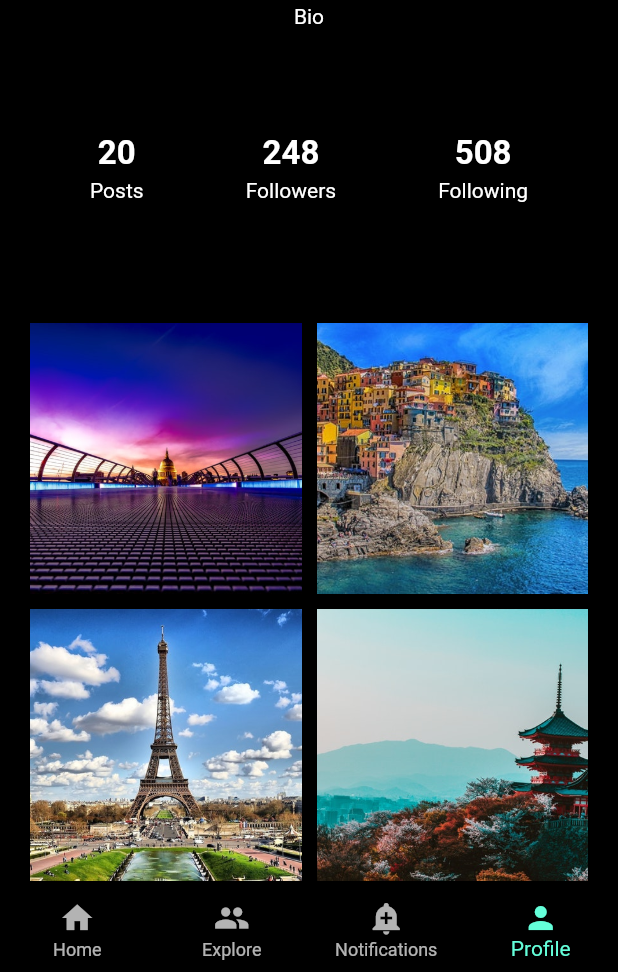
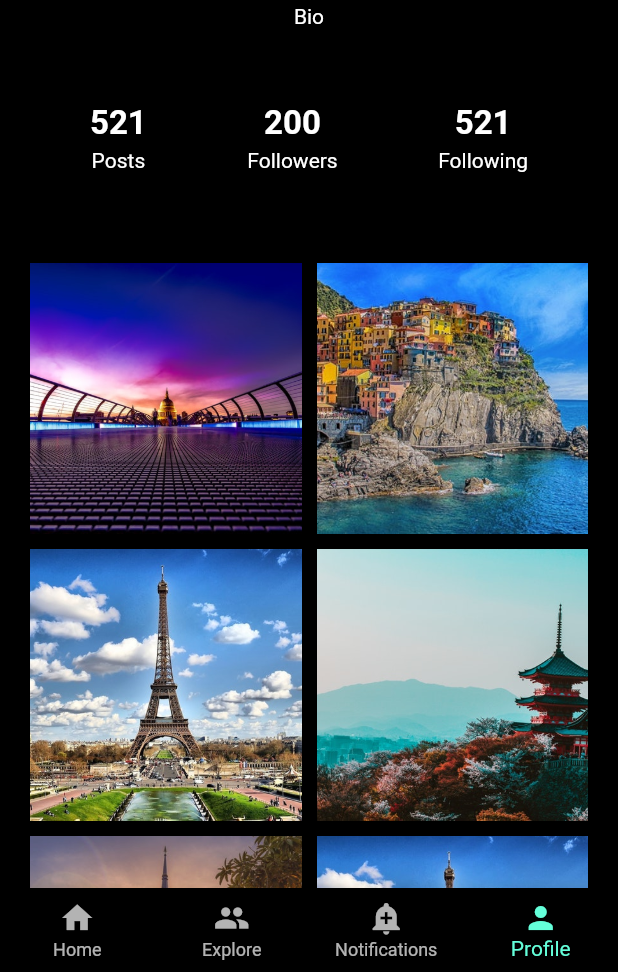
Before and after one commit to mufayed/flutter_reusable_widgets, a Flutter app: the screen it shows after launch, swiped to page 4, on a phone screen of 412 x 824 dp, the part 264-1236 px from its top. Run offline on Flutter 3.47's test engine with Material 2 defaults, Android fonts, the phone set to English and light mode, and no system bars.

Commit message:
Creating reusable styles

```diff
--- a/lib/custom_widgets/list_item/notification_item.dart
+++ b/lib/custom_widgets/list_item/notification_item.dart
@@ -1,4 +1,5 @@
 import 'package:flutter/material.dart';
+import 'package:flutter_reusable_widgets/utill/const.dart';
 
 class NotificationItem extends StatefulWidget {
   final Map notif;
@@ -25,12 +26,10 @@ class _NotificationItemState extends State<NotificationItem> {
         title: Text(widget.notif['body']),
         trailing: Text(
           widget.notif['time'],
-          style: const TextStyle(
-            fontWeight: FontWeight.w300,
-            fontSize: 11,
-          ),
+          style: Const.midTextStyle
         ),
-        onTap: () {},
+        onTap: () {
+        },
       ),
     );
   }
--- a/lib/custom_widgets/list_item/user_item.dart
+++ b/lib/custom_widgets/list_item/user_item.dart
@@ -1,5 +1,5 @@
 import 'package:flutter/material.dart';
-
+import 'package:flutter_reusable_widgets/utill/const.dart';
 
 class UserItem extends StatefulWidget {
   final Map user;
@@ -26,12 +26,7 @@ class _UserItemState extends State<UserItem> {
           title: Text(widget.user['name']),
           subtitle: Text(widget.user['status']),
           trailing: TextButton(
-            child: const Text(
-              "Follow",
-              style: TextStyle(
-                color: Colors.white,
-              ),
-            ),
+            child: Text("Follow", style: Const.followBtnStyle),
             onPressed: () {},
           ),
         ),
--- a/lib/custom_widgets/profile_header.dart
+++ /dev/null
@@ -1,36 +0,0 @@
-import 'package:flutter/material.dart';
-import 'dart:math';
-
-class ProfileImagesList extends StatefulWidget {
-  const ProfileImagesList({Key? key}) : super(key: key);
-  @override
-  _ProfileImagesListState createState() => _ProfileImagesListState();
-}
-
-class _ProfileImagesListState extends State<ProfileImagesList> {
-  Random random = Random();
-
-  @override
-  Widget build(BuildContext context) {
-    return GridView.builder(
-      shrinkWrap: true,
-      physics: const NeverScrollableScrollPhysics(),
-      primary: false,
-      padding: const EdgeInsets.all(5),
-      itemCount: 20,
-      gridDelegate: const SliverGridDelegateWithFixedCrossAxisCount(
-        crossAxisCount: 2,
-        childAspectRatio: 200 / 200,
-      ),
-      itemBuilder: (BuildContext context, int index) {
-        return Padding(
-          padding: const EdgeInsets.all(5),
-          child: Image.asset(
-            "assets/land${random.nextInt(5)}.jpg",
-            fit: BoxFit.cover,
-          ),
-        );
-      },
-    );
-  }
-}
--- /dev/null
+++ b/lib/custom_widgets/views/profile_numbers_view.dart
@@ -0,0 +1,38 @@
+import 'package:flutter/material.dart';
+import 'package:flutter_reusable_widgets/utill/const.dart';
+
+class ProfileNumbersView extends StatefulWidget {
+  final String title;
+  final String number;
+  final VoidCallback? onPressed;
+
+  const ProfileNumbersView(
+      {Key? key, required this.title, required this.number, this.onPressed})
+      : super(key: key);
+
+  @override
+  _ProfileNumbersViewState createState() => _ProfileNumbersViewState();
+}
+
+class _ProfileNumbersViewState extends State<ProfileNumbersView> {
+  @override
+  Widget build(BuildContext context) {
+    return GestureDetector(
+      onTap: (){
+        widget.onPressed;
+      },
+      child: Column(
+        children: <Widget>[
+          Text(
+            widget.number,
+            style: Const.titleTextStyle
+          ),
+          const SizedBox(height: 4),
+           Text(
+             widget.title,
+          ),
+        ],
+      ),
+    );
+  }
+}
--- a/lib/pages/find.dart
+++ b/lib/pages/find.dart
@@ -21,7 +21,6 @@ class _FindState extends State<Find> {
               "dp": "assets/img${random.nextInt(4)}.jpg",
               "status": "This is a dummy status",
         });
-
     return Scaffold(body: ListUsers(users: users));
   }
 }
--- a/lib/pages/my_profile.dart
+++ b/lib/pages/my_profile.dart
@@ -1,7 +1,7 @@
-
 import 'package:flutter/material.dart';
-
 import '../custom_widgets/lists/profile_images_list.dart';
+import '../custom_widgets/views/profile_numbers_view.dart';
+import '../utill/const.dart';
 
 class MyProfile extends StatefulWidget {
   const MyProfile({Key? key}) : super(key: key);
@@ -11,8 +11,6 @@ class MyProfile extends StatefulWidget {
 }
 
 class _MyProfileState extends State<MyProfile> {
-
-
   @override
   Widget build(BuildContext context) {
     return Scaffold(
@@ -32,76 +30,40 @@ class _MyProfileState extends State<MyProfile> {
                 radius: 50,
               ),
               const SizedBox(height: 10),
-              const Text(
-                'Lorem Ipsum',
-                style: TextStyle(
-                  fontWeight: FontWeight.bold,
-                  fontSize: 22,
-                ),
-              ),
+              Text('Lorem Ipsum', style: Const.titleTextStyle),
               const SizedBox(height: 3),
               const Text(
                 "Bio",
-                style: TextStyle(),
               ),
-              const SizedBox(height: 20),
               Padding(
                 padding: const EdgeInsets.all(50),
                 child: Row(
                   mainAxisAlignment: MainAxisAlignment.spaceBetween,
                   children: <Widget>[
-                    Column(
-                      children: const <Widget>[
-                        Text(
-                          "20",
-                          style: TextStyle(
-                            fontWeight: FontWeight.bold,
-                            fontSize: 22,
-                          ),
-                        ),
-                        SizedBox(height: 4),
-                        Text(
-                          "Posts",
-                          style: TextStyle(),
-                        ),
-                      ],
+                    ProfileNumbersView(
+                      title: 'Posts',
+                      number: '521',
+                      onPressed: () {
+                        // do whatever you want
+                      },
                     ),
-                    Column(
-                      children: const <Widget>[
-                        Text(
-                          "248",
-                          style: TextStyle(
-                            fontWeight: FontWeight.bold,
-                            fontSize: 22,
-                          ),
-                        ),
-                        SizedBox(height: 4),
-                        Text(
-                          "Followers",
-                          style: TextStyle(),
-                        ),
-                      ],
+                    ProfileNumbersView(
+                      title: 'Followers',
+                      number: '200',
+                      onPressed: () {
+                        // do whatever you want
+                      },
                     ),
-                    Column(
-                      children: const <Widget>[
-                        Text(
-                          "508",
-                          style: TextStyle(
-                            fontWeight: FontWeight.bold,
-                            fontSize: 22,
-                          ),
-                        ),
-                        SizedBox(height: 4),
-                        Text(
-                          "Following",
-                          style: TextStyle(),
-                        ),
-                      ],
+                    ProfileNumbersView(
+                      title: 'Following',
+                      number: '521',
+                      onPressed: () {
+                        // do whatever you want
+                      },
                     ),
                   ],
                 ),
               ),
-              const SizedBox(height: 20),
               const ProfileImagesList()
             ],
           ),
--- a/lib/pages/notifications.dart
+++ b/lib/pages/notifications.dart
@@ -12,7 +12,6 @@ class Notifications extends StatefulWidget {
 
 class _NotificationsState extends State<Notifications> {
   Random random = Random();
-
   @override
   Widget build(BuildContext context) {
     // Generate notifications
--- a/lib/utill/const.dart
+++ b/lib/utill/const.dart
@@ -1,12 +1,11 @@
 import 'package:flutter/material.dart';
-class Const{
 
+class Const {
   static String appName = "Social app ui";
 
   static Color darkPrimary = Colors.black;
   static Color lightAccent = Colors.blue;
   static Color blackBackGround = Colors.black;
-
 
   static ThemeData appTheme = ThemeData(
     brightness: Brightness.dark,
@@ -14,4 +13,18 @@ class Const{
     primaryColor: darkPrimary,
     scaffoldBackgroundColor: blackBackGround,
   );
+
+  static TextStyle titleTextStyle = const TextStyle(
+    fontWeight: FontWeight.bold,
+    fontSize: 22,
+  );
+
+  static TextStyle midTextStyle = const TextStyle(
+    fontWeight: FontWeight.w300,
+    fontSize: 11,
+  );
+
+  static TextStyle followBtnStyle = const TextStyle(
+    color: Colors.white,
+  );
 }
```
